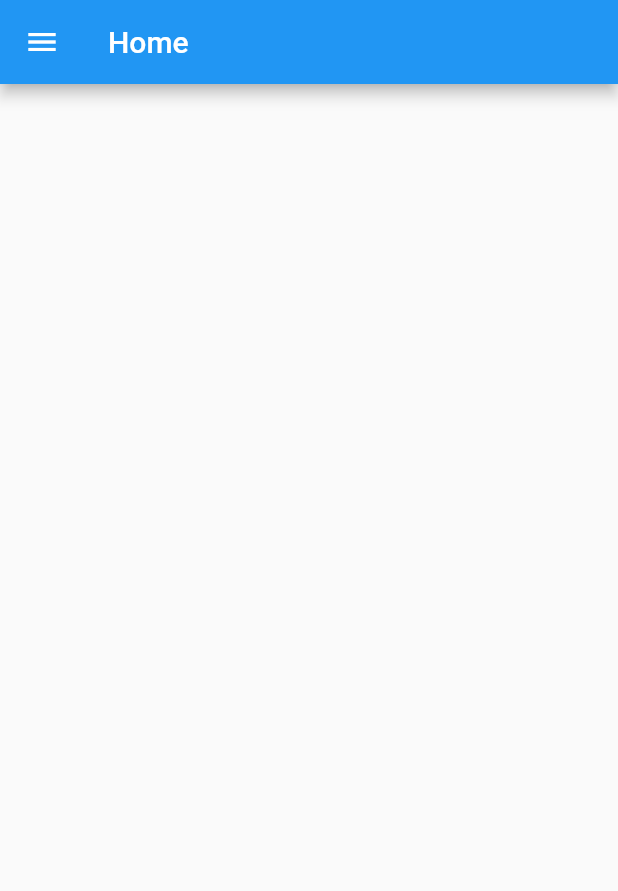
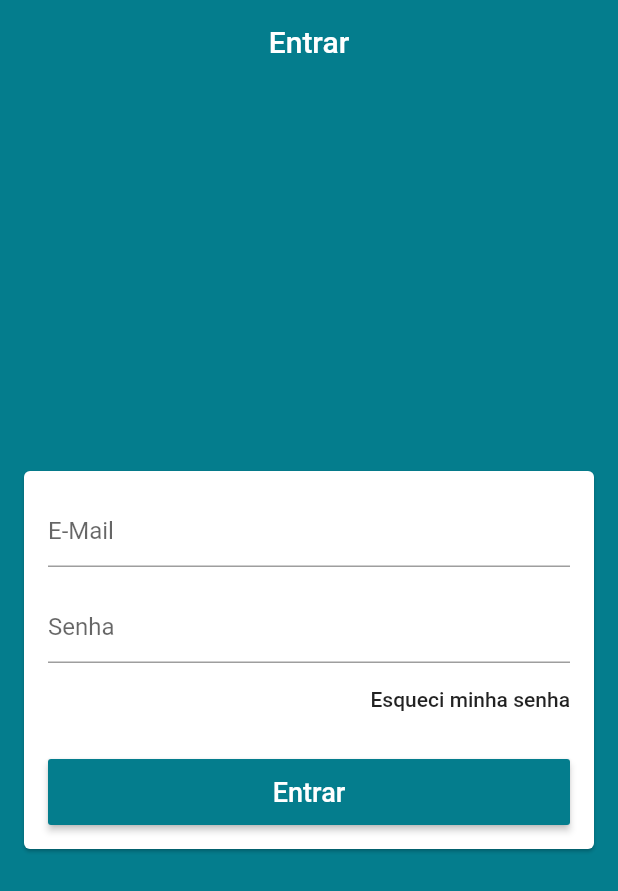
Before and after one commit to jdaibello/loja-virtual, a Flutter app: the screen it shows after launch, on a phone screen of 412 x 824 dp. Shown: the top 891 px of the screen. Run offline on Flutter 3.47's test engine with Material 2 defaults, Android fonts, the phone set to English and light mode, and no system bars; our stand-ins replace firebase_auth; accounts and stored records are empty.

Commit message:
Login com E-Mail e Senha

```diff
--- a/lib/common/custom_drawer/drawer_tile.dart
+++ b/lib/common/custom_drawer/drawer_tile.dart
@@ -13,6 +13,7 @@ class DrawerTile extends StatelessWidget {
   @override
   Widget build(BuildContext context) {
     final int curPage = context.watch<PageManager>().page;
+    final Color primaryColor = Theme.of(context).primaryColor;
 
     return InkWell(
       onTap: () {
@@ -27,14 +28,14 @@ class DrawerTile extends StatelessWidget {
             child: Icon(
               iconData,
               size: 32,
-              color: curPage == page ? Colors.red : Colors.grey[700],
+              color: curPage == page ? primaryColor : Colors.grey[700],
             ),
           ),
           Text(
             title,
             style: TextStyle(
               fontSize: 16,
-              color: curPage == page ? Colors.red : Colors.grey[700],
+              color: curPage == page ? primaryColor : Colors.grey[700],
             ),
           )
         ],
--- /dev/null
+++ b/lib/helpers/firebase_errors.dart
@@ -0,0 +1,25 @@
+String getErrorString(String code){
+  switch (code) {
+    case 'ERROR_WEAK_PASSWORD':
+      return 'Sua senha é muito fraca.';
+    case 'ERROR_INVALID_EMAIL':
+      return 'Seu e-mail é inválido.';
+    case 'ERROR_EMAIL_ALREADY_IN_USE':
+      return 'E-mail já está sendo utilizado em outra conta.';
+    case 'ERROR_INVALID_CREDENTIAL':
+      return 'Seu e-mail é inválido.';
+    case 'ERROR_WRONG_PASSWORD':
+      return 'Sua senha está incorreta.';
+    case 'ERROR_USER_NOT_FOUND':
+      return 'Não há usuário com este e-mail.';
+    case 'ERROR_USER_DISABLED':
+      return 'Este usuário foi desabilitado.';
+    case 'ERROR_TOO_MANY_REQUESTS':
+      return 'Muitas solicitações. Tente novamente mais tarde.';
+    case 'ERROR_OPERATION_NOT_ALLOWED':
+      return 'Operação não permitida.';
+
+    default:
+      return 'Um erro indefinido ocorreu.';
+  }
+}
--- /dev/null
+++ b/lib/helpers/validators.dart
@@ -0,0 +1,6 @@
+bool emailValid(String email) {
+  final RegExp regex = RegExp(
+      r"^(([^<>()[\]\\.,;:\s@\']+(\.[^<>()[\]\\.,;:\s@\']+)*)|(\'.+\'))@((\[[0-9]{1,3}\.[0-9]{1,3}\.[0-9]{1,3}\.[0-9]{1,3}\])|(([a-zA-Z\-0-9]+\.)+[a-zA-Z]{2,}))$"
+  );
+  return regex.hasMatch(email);
+}
--- a/lib/main.dart
+++ b/lib/main.dart
@@ -1,5 +1,7 @@
 import 'package:flutter/material.dart';
+import 'package:loja_virtual/models/user_manager.dart';
 import 'package:loja_virtual/screens/base/base_screen.dart';
+import 'package:provider/provider.dart';
 
 void main() {
   runApp(MyApp());
@@ -8,14 +10,21 @@ void main() {
 class MyApp extends StatelessWidget {
   @override
   Widget build(BuildContext context) {
-    return MaterialApp(
-      title: 'Loja do João',
-      debugShowCheckedModeBanner: false,
-      theme: ThemeData(
-        primarySwatch: Colors.blue,
-        visualDensity: VisualDensity.adaptivePlatformDensity,
+    return ChangeNotifierProvider(
+      create: (_) => UserManager(),
+      child: MaterialApp(
+        title: 'Loja do João',
+        debugShowCheckedModeBanner: false,
+        theme: ThemeData(
+          primaryColor: const Color.fromARGB(255, 4, 125, 141),
+          scaffoldBackgroundColor: const Color.fromARGB(255, 4, 125, 141),
+          appBarTheme: const AppBarTheme(
+            elevation: 0
+          ),
+          visualDensity: VisualDensity.adaptivePlatformDensity,
+        ),
+        home: BaseScreen(),
       ),
-      home: BaseScreen(),
     );
   }
 }
--- a/lib/models/page_manager.dart
+++ b/lib/models/page_manager.dart
@@ -4,7 +4,7 @@ class PageManager {
 
   PageManager(this._pageController);
 
-  PageController _pageController;
+  final PageController _pageController;
 
   int page = 0;
 
--- /dev/null
+++ b/lib/models/user.dart
@@ -0,0 +1,7 @@
+class User {
+
+  User({this.email, this.password});
+
+  String email;
+  String password;
+}
--- /dev/null
+++ b/lib/models/user_manager.dart
@@ -0,0 +1,45 @@
+import 'package:firebase_auth/firebase_auth.dart';
+import 'package:flutter/material.dart';
+import 'package:flutter/services.dart';
+import 'package:loja_virtual/helpers/firebase_errors.dart';
+import 'package:loja_virtual/models/user.dart';
+
+class UserManager extends ChangeNotifier {
+
+  UserManager() {
+    _loadCurrentUser();
+  }
+
+  final FirebaseAuth auth = FirebaseAuth.instance;
+
+  FirebaseUser user;
+
+  bool _loading = false;
+  bool get loading => _loading;
+
+  Future<void> signIn({User user, Function onFail, Function onSuccess}) async {
+    loading = true;
+    try {
+      final AuthResult result = await auth.signInWithEmailAndPassword(
+          email: user.email, password: user.password);
+
+      this.user = result.user;
+    } on PlatformException catch(e) {
+      print(getErrorString(e.code));
+    }
+    loading = false;
+  }
+
+  set loading(bool value) {
+    _loading = value;
+    notifyListeners();
+  }
+
+  Future<void> _loadCurrentUser() async {
+    final FirebaseUser currentUser = await auth.currentUser();
+    if (currentUser != null) {
+      user = currentUser;
+    }
+    notifyListeners();
+  }
+}
--- a/lib/screens/base/base_screen.dart
+++ b/lib/screens/base/base_screen.dart
@@ -1,6 +1,7 @@
 import 'package:flutter/material.dart';
 import 'package:loja_virtual/common/custom_drawer/custom_drawer.dart';
 import 'package:loja_virtual/models/page_manager.dart';
+import 'package:loja_virtual/screens/login/login_screen.dart';
 import 'package:provider/provider.dart';
 
 class BaseScreen extends StatelessWidget {
@@ -15,12 +16,7 @@ class BaseScreen extends StatelessWidget {
         controller: pageController,
         physics: const NeverScrollableScrollPhysics(),
         children: <Widget>[
-          Scaffold(
-            drawer: CustomDrawer(),
-            appBar: AppBar(
-              title: const Text('Home'),
-            ),
-          ),
+          LoginScreen(),
           Scaffold(
             drawer: CustomDrawer(),
             appBar: AppBar(
--- /dev/null
+++ b/lib/screens/login/login_screen.dart
@@ -0,0 +1,121 @@
+import 'package:loja_virtual/models/user.dart';
+import 'package:loja_virtual/models/user_manager.dart';
+import 'package:provider/provider.dart';
+import 'package:flutter/material.dart';
+import 'package:loja_virtual/helpers/validators.dart';
+
+class LoginScreen extends StatelessWidget {
+
+  final TextEditingController emailController = TextEditingController();
+  final TextEditingController passController = TextEditingController();
+
+  final GlobalKey<FormState> formKey = GlobalKey<FormState>();
+  final GlobalKey<ScaffoldState> scaffoldKey = GlobalKey<ScaffoldState>();
+
+  @override
+  Widget build(BuildContext context) {
+    return Scaffold(
+      key: scaffoldKey,
+      appBar: AppBar(
+        title: const Text('Entrar'),
+        centerTitle: true,
+      ),
+      body: Center(
+        child: Card(
+          margin: const EdgeInsets.symmetric(horizontal: 16),
+          child: Form(
+            key: formKey,
+            child: Consumer<UserManager>(
+              builder: (_, userManager, child) {
+                return ListView(
+                  padding: const EdgeInsets.all(16),
+                  shrinkWrap: true,
+                  children: <Widget>[
+                    TextFormField(
+                      controller: emailController,
+                      enabled: !userManager.loading,
+                      decoration: const InputDecoration(hintText: 'E-Mail'),
+                      keyboardType: TextInputType.emailAddress,
+                      autocorrect: false,
+                      validator: (email) {
+                        if (!emailValid(email))
+                          return 'E-Mail inválido';
+                        return null;
+                      },
+                    ),
+                    const SizedBox(height: 16,),
+                    TextFormField(
+                      controller: passController,
+                      enabled: !userManager.loading,
+                      decoration: const InputDecoration(hintText: 'Senha'),
+                      autocorrect: false,
+                      obscureText: true,
+                      validator: (pass) {
+                        if (pass.isEmpty || pass.length < 6)
+                          return 'Senha inválida';
+                        return null;
+                      },
+                    ),
+                    child,
+                    const SizedBox(height: 16,),
+                    SizedBox(
+                      height: 44,
+                      child: RaisedButton(
+                        onPressed: userManager.loading ? null : () {
+                          if (formKey.currentState.validate()){
+                            userManager.signIn(
+                                user: User(
+                                    email: emailController.text,
+                                    password: passController.text
+                                ),
+                                onFail: (e) {
+                                  scaffoldKey.currentState.showSnackBar(
+                                      SnackBar(
+                                        content: Text('Falha ao entrar: $e'),
+                                        backgroundColor: Colors.red,
+                                      )
+                                  );
+                                },
+                                onSuccess: () {
+                                }
+                            );
+                          }
+                        },
+                        color: Theme.of(context).primaryColor,
+                        disabledColor: Theme.of(context).primaryColor
+                            .withAlpha(100),
+                        textColor: Colors.white,
+                        child: userManager.loading ?
+                        CircularProgressIndicator(
+                          valueColor: AlwaysStoppedAnimation(Colors.white),
+                        ) :
+                        const Text(
+                          'Entrar',
+                          style: TextStyle(
+                              fontSize: 18
+                          ),
+                        ),
+                      ),
+                    )
+                  ],
+                );
+              },
+              child: Align(
+                alignment: Alignment.centerRight,
+                child: FlatButton(
+                  onPressed: () {
+
+                  },
+                  padding: EdgeInsets.zero,
+                  child: const Text(
+                      'Esqueci minha senha'
+                  ),
+                ),
+              ),
+            ),
+          ),
+        ),
+      ),
+    );
+  }
+}
```
Also changed, not shown: 1 other file.
